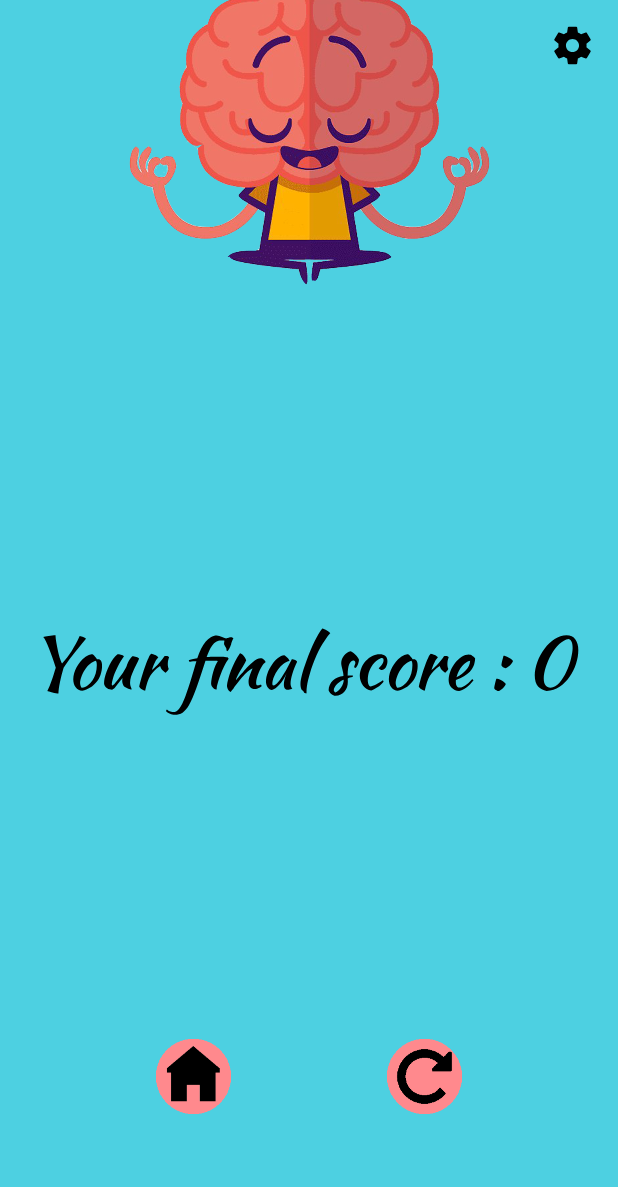
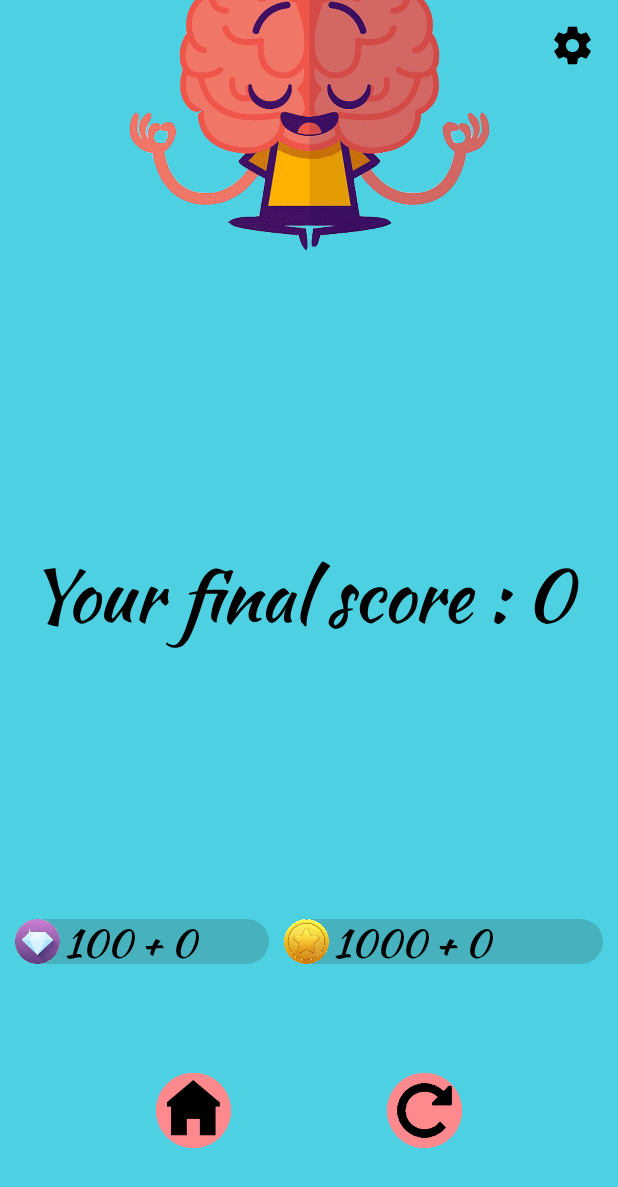
Before and after one commit to erfanmhat/Brain-Game, an Android app: the fragment ShowScoreFragment placed in its activity, on a phone screen of 412 x 824 dp. Shown: the top 1187 px of the screen. Run offline under Robolectric (Android 15) with nearby library versions, the phone set to English and light mode, and no system bars; 2 statements that could not run were skipped.

Commit message:
show reward gem & coin

```diff
--- a/app/src/main/java/ir/artaateam/android/braingame/Fragments/Game1GameFragment.java
+++ b/app/src/main/java/ir/artaateam/android/braingame/Fragments/Game1GameFragment.java
@@ -47,6 +47,7 @@ import static ir.artaateam.android.braingame.Enums.GameInputButton.*;
 // add random moving and scale shapes in some of the fragments for ziba yy :)
 
 // TODO style
+//  change way of calculating score by game dif
 public class Game1GameFragment extends Fragment {
     private int GAME1_SLIDE_ANIMATION_DURATION = Game1AnimationValues.GAME1_SLIDE_ANIMATION_DURATION_MAX;
     private int GAME1_DECISION_RESULT_ANIMATION_DURATION = Game1AnimationValues.GAME1_DECISION_RESULT_ANIMATION_DURATION_MAX;
--- a/app/src/main/java/ir/artaateam/android/braingame/Fragments/ShowScoreFragment.java
+++ b/app/src/main/java/ir/artaateam/android/braingame/Fragments/ShowScoreFragment.java
@@ -29,6 +29,8 @@ public class ShowScoreFragment extends Fragment {
     private ImageView brainImageView;
     private ImageView settingsImageView;
     private TextView newBestScoreTextView;
+    private TextView gemTextView;
+    private TextView coinTextView;
 
     public ShowScoreFragment() {
         super();
@@ -46,7 +48,7 @@ public class ShowScoreFragment extends Fragment {
         findViews(view);
         configure();
         getScoreIntFromBundle();
-        rewardToPlayer();
+        rewardToPlayerAndShowReward();
         setScoreTextView();
         setBestScoreTextView();
         scoreAndNewBestScoreAnimation();
@@ -68,6 +70,8 @@ public class ShowScoreFragment extends Fragment {
         brainImageView = view.findViewById(R.id.brain_image_view);
         settingsImageView = view.findViewById(R.id.show_score_settings_image_view);
         newBestScoreTextView = view.findViewById(R.id.new_best_score_text_view);
+        gemTextView = view.findViewById(R.id.gem_text_view);
+        coinTextView = view.findViewById(R.id.coin_text_view);
     }
 
     private void configure() {
@@ -85,11 +89,18 @@ public class ShowScoreFragment extends Fragment {
         settingsImageView.setOnClickListener(view -> FragmentController.showSettingsFragment(getActivity()));
     }
 
-    private void rewardToPlayer(){
-        int coinInt=Data.getCoin()+scoreInt;
-        int gemInt=Data.getGem()+scoreInt/10;
-        Data.setCoin(coinInt);
-        Data.setGem(gemInt);
+    private void rewardToPlayerAndShowReward(){
+        String gemString=String.valueOf(Data.getGem());
+        String coinString=String.valueOf(Data.getCoin());
+        int gemPlusInt=scoreInt/10;
+        int coinPlusInt=scoreInt;
+        gemString+=" + "+gemPlusInt+" ";
+        coinString+=" + "+coinPlusInt+" ";
+        gemTextView.setText(gemString);
+        coinTextView.setText(coinString);
+
+        Data.setGem(Data.getGem()+gemPlusInt);
+        Data.setCoin(Data.getCoin()+coinPlusInt);
     }
 
     private void getScoreIntFromBundle(){
@@ -105,6 +116,8 @@ public class ShowScoreFragment extends Fragment {
         );
         scoreTextView.setTypeface(font);
         newBestScoreTextView.setTypeface(font);
+        gemTextView.setTypeface(font);
+        coinTextView.setTypeface(font);
     }
 
     private void removeFragment() {
--- a/app/src/main/res/layout/show_score_fragment.xml
+++ b/app/src/main/res/layout/show_score_fragment.xml
@@ -1,15 +1,15 @@
 <?xml version="1.0" encoding="utf-8"?>
 <androidx.constraintlayout.widget.ConstraintLayout xmlns:android="http://schemas.android.com/apk/res/android"
     xmlns:app="http://schemas.android.com/apk/res-auto"
+    xmlns:tools="http://schemas.android.com/tools"
     android:layout_width="match_parent"
-    android:layout_height="match_parent"
-    xmlns:tools="http://schemas.android.com/tools">
+    android:layout_height="match_parent">
 
     <View
         android:id="@+id/background_image_view"
         android:layout_width="0dp"
         android:layout_height="0dp"
-         android:background="@color/background_color"
+        android:background="@color/background_color"
         app:layout_constraintBottom_toBottomOf="parent"
         app:layout_constraintLeft_toLeftOf="parent"
         app:layout_constraintRight_toRightOf="parent"
@@ -26,21 +26,111 @@
         app:layout_constraintLeft_toLeftOf="parent"
         app:layout_constraintRight_toRightOf="parent"
         app:layout_constraintTop_toBottomOf="@id/brain_image_view" />
+
     <TextView
         android:id="@+id/new_best_score_text_view"
         android:layout_width="wrap_content"
+        android:layout_height="wrap_content"
+        android:textColor="@color/black_text_color"
         android:textSize="40sp"
-        android:textColor="@color/black_text_color"
-        app:layout_constraintTop_toBottomOf="@id/scores_text_view"
+        app:layout_constraintBottom_toTopOf="@id/coin_and_gem_linear_layout"
         app:layout_constraintLeft_toLeftOf="parent"
         app:layout_constraintRight_toRightOf="parent"
+        app:layout_constraintTop_toBottomOf="@id/scores_text_view" />
+
+    <LinearLayout
+        android:id="@+id/coin_and_gem_linear_layout"
+        android:layout_width="0dp"
+        android:layout_height="wrap_content"
+        android:layout_margin="10dp"
+        android:baselineAligned="false"
+        android:orientation="horizontal"
         app:layout_constraintBottom_toTopOf="@id/home_image_view"
-        android:layout_height="wrap_content"/>
+        app:layout_constraintLeft_toLeftOf="parent"
+        app:layout_constraintRight_toRightOf="parent"
+        app:layout_constraintTop_toBottomOf="@id/new_best_score_text_view">
+
+        <androidx.constraintlayout.widget.ConstraintLayout
+            android:layout_width="0dp"
+            android:layout_height="wrap_content"
+            android:layout_marginEnd="10dp"
+            android:layout_weight="4">
+
+            <ImageView
+                android:id="@+id/gem_background_image_view"
+                android:layout_width="match_parent"
+                android:layout_height="@dimen/coin_and_gem_size"
+                android:contentDescription="@string/app_name"
+                android:src="@drawable/coin_and_gem_background"
+                app:layout_constraintLeft_toLeftOf="@id/gem_image_view"
+                app:layout_constraintTop_toTopOf="parent" />
+
+            <ImageView
+                android:id="@+id/gem_image_view"
+                android:layout_width="@dimen/coin_and_gem_size"
+                android:layout_height="@dimen/coin_and_gem_size"
+                android:contentDescription="@string/app_name"
+                android:src="@drawable/gem"
+                app:layout_constraintLeft_toLeftOf="parent"
+                app:layout_constraintTop_toTopOf="parent" />
+
+            <TextView
+                android:id="@+id/gem_text_view"
+                android:layout_width="wrap_content"
+                android:layout_height="wrap_content"
+                android:layout_marginLeft="3dp"
+                android:contentDescription="@string/app_name"
+                android:text="@string/simple_int"
+                android:textColor="@color/black_text_color"
+                android:textSize="@dimen/coin_and_gem_text_size"
+                app:layout_constraintBottom_toBottomOf="@id/gem_background_image_view"
+                app:layout_constraintLeft_toRightOf="@id/gem_image_view"
+                app:layout_constraintTop_toTopOf="@id/gem_background_image_view" />
+        </androidx.constraintlayout.widget.ConstraintLayout>
+
+        <androidx.constraintlayout.widget.ConstraintLayout
+            android:layout_width="0dp"
+            android:layout_height="wrap_content"
+            android:layout_weight="5">
+
+            <ImageView
+                android:id="@+id/coin_background_image_view"
+                android:layout_width="match_parent"
+                android:layout_height="@dimen/coin_and_gem_size"
+                android:contentDescription="@string/app_name"
+                android:src="@drawable/coin_and_gem_background"
+                app:layout_constraintLeft_toLeftOf="@id/coin_image_view"
+                app:layout_constraintTop_toTopOf="parent" />
+
+            <ImageView
+                android:id="@+id/coin_image_view"
+                android:layout_width="@dimen/coin_and_gem_size"
+                android:layout_height="@dimen/coin_and_gem_size"
+                android:contentDescription="@string/app_name"
+                app:layout_constraintLeft_toLeftOf="parent"
+                app:layout_constraintTop_toTopOf="parent"
+                app:srcCompat="@drawable/coin" />
+
+            <TextView
+                android:id="@+id/coin_text_view"
+                android:layout_width="wrap_content"
+                android:layout_height="wrap_content"
+                android:layout_marginLeft="3dp"
+                android:text="@string/simple_int"
+                android:textColor="@color/black_text_color"
+                android:textSize="@dimen/coin_and_gem_text_size"
+                app:layout_constraintBottom_toBottomOf="@id/coin_background_image_view"
+                app:layout_constraintLeft_toRightOf="@id/coin_image_view"
+                app:layout_constraintTop_toTopOf="@id/coin_background_image_view" />
+        </androidx.constraintlayout.widget.ConstraintLayout>
+    </LinearLayout>
+
 
     <ImageView
         android:id="@+id/brain_image_view"
         android:layout_width="250dp"
         android:layout_height="250dp"
+        android:contentDescription="@string/app_name"
         android:src="@drawable/brain_trim"
         app:layout_constraintBottom_toTopOf="@id/scores_text_view"
         app:layout_constraintLeft_toLeftOf="parent"
@@ -50,33 +140,35 @@
 
     <ImageView
         android:id="@+id/home_image_view"
+        android:layout_width="@dimen/image_view_button"
+        android:layout_height="@dimen/image_view_button"
+        android:contentDescription="@string/app_name"
         android:src="@drawable/home_button"
-        android:layout_width="@dimen/image_view_button"
-        app:layout_constraintTop_toBottomOf="@id/new_best_score_text_view"
+        app:layout_constraintBottom_toBottomOf="parent"
         app:layout_constraintLeft_toLeftOf="parent"
-        app:layout_constraintBottom_toBottomOf="parent"
         app:layout_constraintRight_toLeftOf="@id/replay_image_view"
-        android:layout_height="@dimen/image_view_button"/>
+        app:layout_constraintTop_toBottomOf="@id/coin_and_gem_linear_layout" />
 
     <ImageView
         android:id="@+id/replay_image_view"
         android:layout_width="@dimen/image_view_button"
+        android:layout_height="@dimen/image_view_button"
+        android:contentDescription="@string/app_name"
         android:src="@drawable/replay"
-        app:layout_constraintTop_toTopOf="@id/home_image_view"
         app:layout_constraintBottom_toBottomOf="@id/home_image_view"
+        app:layout_constraintLeft_toRightOf="@id/home_image_view"
         app:layout_constraintRight_toRightOf="parent"
-        app:layout_constraintLeft_toRightOf="@id/home_image_view"
-        android:layout_height="@dimen/image_view_button"/>
+        app:layout_constraintTop_toTopOf="@id/home_image_view" />
 
     <ImageView
         android:id="@+id/show_score_settings_image_view"
         android:layout_width="@dimen/settings_icon"
-        app:tint="@color/black_text_color"
-        app:srcCompat="@drawable/ic_round_settings_24"
+        android:layout_height="@dimen/settings_icon"
+        android:layout_marginTop="@dimen/settings_margin"
+        android:layout_marginRight="@dimen/settings_margin"
+        android:contentDescription="@string/app_name"
         app:layout_constraintRight_toRightOf="parent"
         app:layout_constraintTop_toTopOf="parent"
-        android:layout_marginRight="@dimen/settings_margin"
-        android:layout_marginTop="@dimen/settings_margin"
-        android:layout_height="@dimen/settings_icon"
-        android:contentDescription="@string/app_name" />
+        app:srcCompat="@drawable/ic_round_settings_24"
+        app:tint="@color/black_text_color" />
 </androidx.constraintlayout.widget.ConstraintLayout>
```
